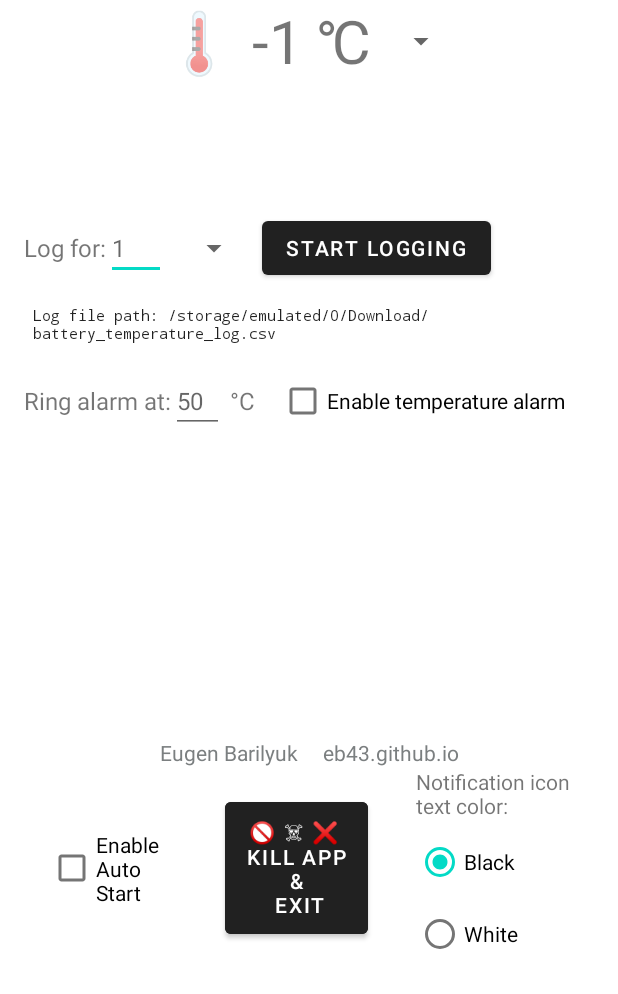
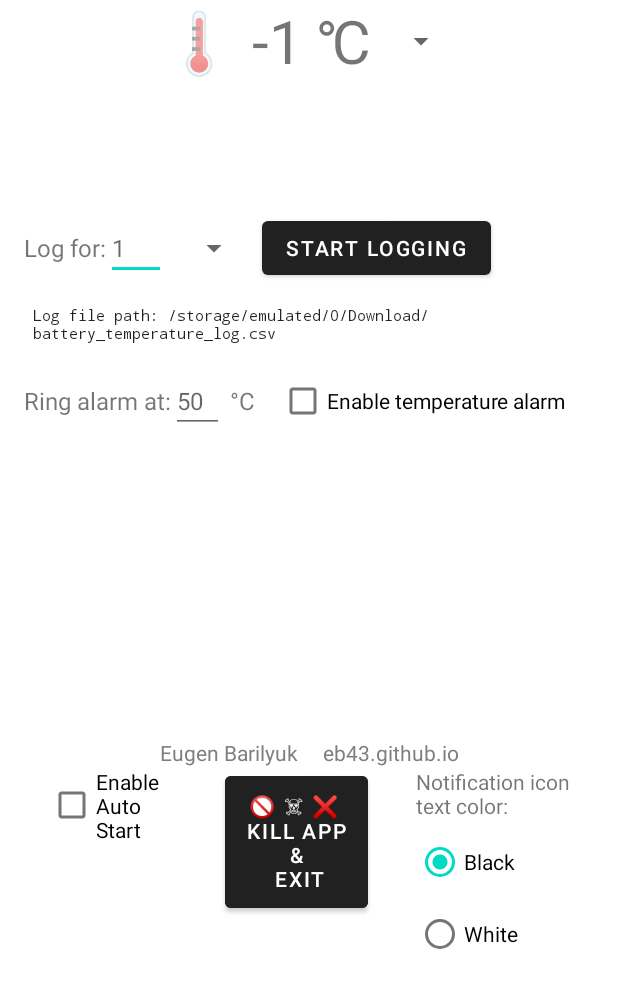
Before and after one commit to Eb43/batterytemperature, an Android app: the layout activity_main.xml on its own in the app's theme, with its tools: preview values and no code run, on a phone screen of 412 x 824 dp, the part 242-1236 px from its top. Run offline under Robolectric (Android 15) with nearby library versions, the phone set to English and light mode, and no system bars.

Commit message:
Add files via upload

```diff
--- a/batterytemperature/app/src/main/res/layout/activity_main.xml
+++ b/batterytemperature/app/src/main/res/layout/activity_main.xml
@@ -204,14 +204,10 @@
         android:layout_width="match_parent"
         android:layout_height="wrap_content"
         android:layout_marginStart="16dp"
-        android:layout_marginTop="297dp"
         android:layout_marginEnd="16dp"
-        android:gravity="center_vertical"
-        android:orientation="horizontal"
         app:layout_constraintBottom_toBottomOf="parent"
-        app:layout_constraintEnd_toEndOf="parent"
         app:layout_constraintStart_toStartOf="parent"
-        app:layout_constraintTop_toBottomOf="@+id/temperatureTextView">
+        app:layout_constraintEnd_toEndOf="parent">
 
 
 
```
